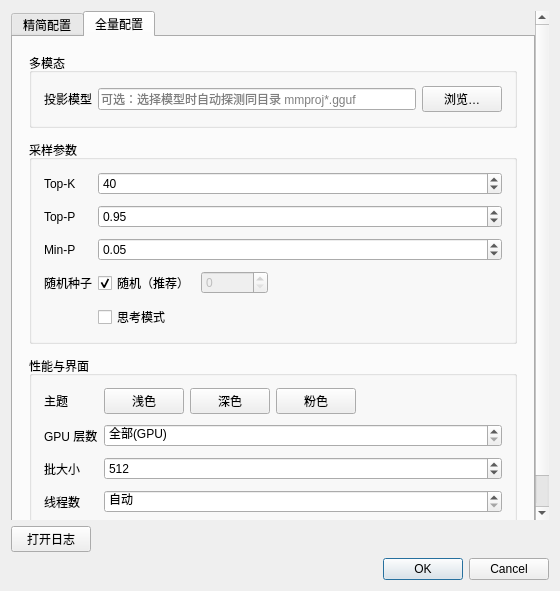
Above: ui/configdialog.ui from clarkhjc/qllama before the change. Below: the same form after it.
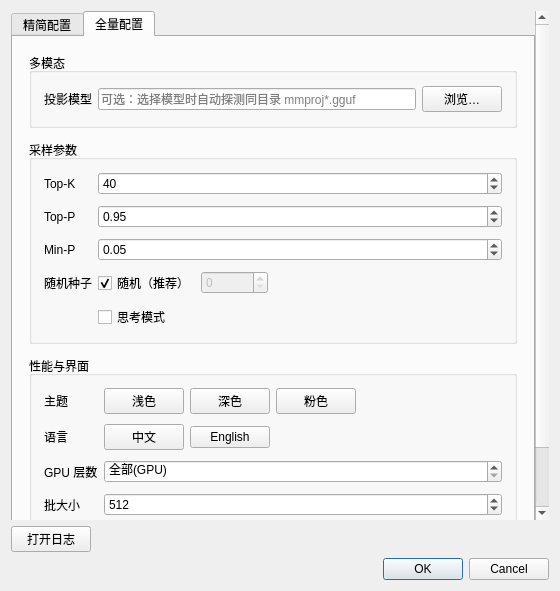
That is the form after the change.

```diff
--- a/ui/configdialog.ui
+++ b/ui/configdialog.ui
@@ -555,13 +555,83 @@
            </widget>
           </item>
           <item row="1" column="0">
+           <widget class="QLabel" name="langLabel">
+            <property name="text">
+             <string>语言</string>
+            </property>
+           </widget>
+          </item>
+          <item row="1" column="1">
+           <widget class="QWidget" name="langRow" native="true">
+            <layout class="QHBoxLayout" name="langRowLayout">
+             <property name="leftMargin">
+              <number>0</number>
+             </property>
+             <property name="topMargin">
+              <number>0</number>
+             </property>
+             <property name="rightMargin">
+              <number>0</number>
+             </property>
+             <property name="bottomMargin">
+              <number>0</number>
+             </property>
+             <item>
+              <widget class="QPushButton" name="langZhBtn">
+               <property name="toolTip">
+                <string>中文界面</string>
+               </property>
+               <property name="text">
+                <string>中文</string>
+               </property>
+               <property name="checkable">
+                <bool>true</bool>
+               </property>
+               <property name="autoExclusive">
+                <bool>true</bool>
+               </property>
+              </widget>
+             </item>
+             <item>
+              <widget class="QPushButton" name="langEnBtn">
+               <property name="toolTip">
+                <string>English UI</string>
+               </property>
+               <property name="text">
+                <string>English</string>
+               </property>
+               <property name="checkable">
+                <bool>true</bool>
+               </property>
+               <property name="autoExclusive">
+                <bool>true</bool>
+               </property>
+              </widget>
+             </item>
+             <item>
+              <spacer name="langSpacer">
+               <property name="orientation">
+                <enum>Qt::Orientation::Horizontal</enum>
+               </property>
+               <property name="sizeHint" stdset="0">
+                <size>
+                 <width>40</width>
+                 <height>20</height>
+                </size>
+               </property>
+              </spacer>
+             </item>
+            </layout>
+           </widget>
+          </item>
+          <item row="2" column="0">
            <widget class="QLabel" name="gpuLayersLabel">
             <property name="text">
              <string>GPU 层数</string>
             </property>
            </widget>
           </item>
-          <item row="1" column="1">
+          <item row="2" column="1">
            <widget class="QSpinBox" name="gpuLayersSpin">
             <property name="sizePolicy">
              <sizepolicy hsizetype="MinimumExpanding" vsizetype="Fixed">
@@ -586,14 +656,14 @@
             </property>
            </widget>
           </item>
-          <item row="2" column="0">
+          <item row="3" column="0">
            <widget class="QLabel" name="batchLabel">
             <property name="text">
              <string>批大小</string>
             </property>
            </widget>
           </item>
-          <item row="2" column="1">
+          <item row="3" column="1">
            <widget class="QSpinBox" name="batchSpin">
             <property name="sizePolicy">
              <sizepolicy hsizetype="MinimumExpanding" vsizetype="Fixed">
@@ -618,14 +688,14 @@
             </property>
            </widget>
           </item>
-          <item row="3" column="0">
+          <item row="4" column="0">
            <widget class="QLabel" name="threadsLabel">
             <property name="text">
              <string>线程数</string>
             </property>
            </widget>
           </item>
-          <item row="3" column="1">
+          <item row="4" column="1">
            <widget class="QSpinBox" name="threadsSpin">
             <property name="sizePolicy">
              <sizepolicy hsizetype="MinimumExpanding" vsizetype="Fixed">
```
